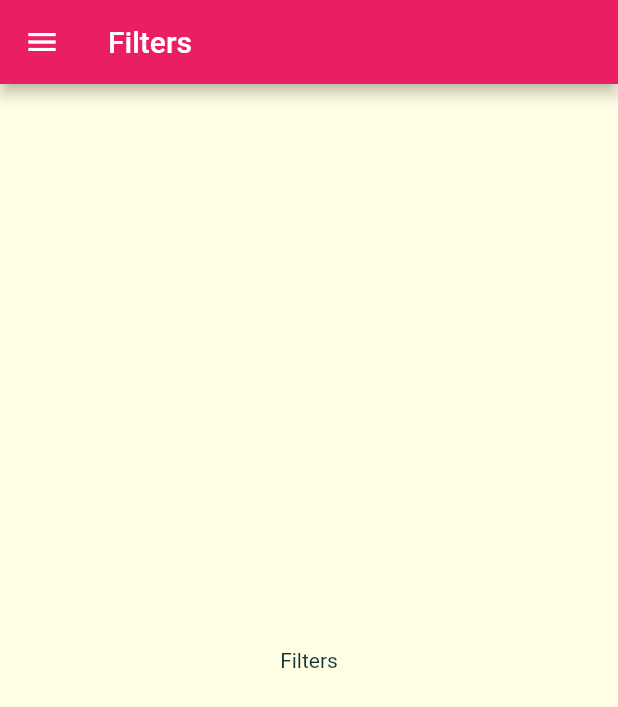
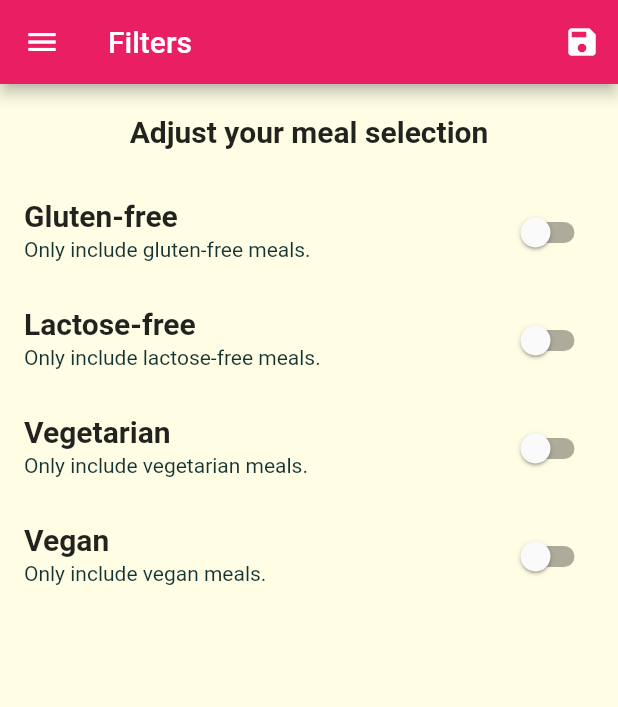
Before and after one commit to bartvanhoey/FlutterTutorials, a Flutter app: the FiltersScreen screen opened by its route, on a phone screen of 412 x 824 dp. Shown: the top 707 px of the screen. Run offline on Flutter 3.47's test engine with Material 2 defaults, Android fonts, the phone set to English and light mode, and no system bars; Roboto replaces fonts that are missing (Raleway, RobotoCondensed).

Commit message:
MealsApp End Part 181

```diff
--- a/FlutterUdemy/meals_app/lib/main.dart
+++ b/FlutterUdemy/meals_app/lib/main.dart
@@ -1,15 +1,52 @@
 import 'package:flutter/material.dart';
+import 'package:meals_app/dummy_data.dart';
 import 'package:meals_app/screens/filters_screen.dart';
 
 import './screens/tabs_screen.dart';
 import './screens/category_meals_screen.dart';
 import './screens/categories_screen.dart';
 import './screens/meal_detail_screen.dart';
+import './models/meal.dart';
 
 void main() => runApp(MyApp());
 
 // ignore: use_key_in_widget_constructors
-class MyApp extends StatelessWidget {
+class MyApp extends StatefulWidget {
+  @override
+  State<MyApp> createState() => _MyAppState();
+}
+
+class _MyAppState extends State<MyApp> {
+  Map<String, bool> _filters = {
+    'isGlutenFree': false,
+    'isLactoseFree': false,
+    'isVegan': false,
+    'isVegetarian': false
+  };
+
+  List<Meal> _filteredMeals = dummyMeals;
+
+  void setFilters(Map<String, bool> filters) {
+    setState(() {
+      _filters = filters;
+      _filteredMeals = dummyMeals.where((meal) {
+        if ((_filters['isGlutenFree'] ?? false) && !meal.isGlutenFree) {
+          return false;
+        }
+        if ((_filters['islactoseFree'] ?? false) && !meal.isLactoseFree) {
+          return false;
+        }
+        if ((_filters['isVegan'] ?? false) && !meal.isVegan) {
+          return false;
+        }
+        if ((_filters['isVegetarian'] ?? false) && !meal.isVegetarian) {
+          return false;
+        }
+        return true;
+      }).toList();
+    });
+  }
+
   @override
   Widget build(BuildContext context) {
     return MaterialApp(
@@ -20,26 +57,29 @@ class MyApp extends StatelessWidget {
             canvasColor: const Color.fromRGBO(255, 254, 229, 1),
             fontFamily: 'Raleway',
             textTheme: ThemeData.light().textTheme.copyWith(
-              bodyMedium: const TextStyle(color: Color.fromRGBO(20, 51, 51, 1)),
-              bodySmall: const TextStyle(color: Color.fromRGBO(20, 51, 51, 1)),
+                bodyMedium:
+                    const TextStyle(color: Color.fromRGBO(20, 51, 51, 1)),
+                bodySmall:
+                    const TextStyle(color: Color.fromRGBO(20, 51, 51, 1)),
                 titleMedium: const TextStyle(
                     fontSize: 20,
                     fontFamily: 'RobotoCondensed',
                     fontWeight: FontWeight.bold))),
-      // home: const CategoriesScreen(),
         routes: {
           '/': (context) => const TabsScreen(),
-        CategoryMealsScreen.routeName: (context) => const CategoryMealsScreen(),
+          CategoryMealsScreen.routeName: (context) =>
+              CategoryMealsScreen(_filteredMeals),
           MealDetailScreen.routeName: (context) => const MealDetailScreen(),
-        FiltersScreen.routeName: (context) => const FiltersScreen(),
+          FiltersScreen.routeName: (context) => FiltersScreen(setFilters, _filters),
         },
         onGenerateRoute: (settings) {
           print(settings.arguments);
-        return MaterialPageRoute(builder: (context) => const CategoriesScreen());
+          return MaterialPageRoute(
+              builder: (context) => const CategoriesScreen());
         },
         onUnknownRoute: (settings) {
-        return MaterialPageRoute(builder: (context) => const CategoriesScreen());
-      }
-    );
+          return MaterialPageRoute(
+              builder: (context) => const CategoriesScreen());
+        });
   }
 }
--- a/FlutterUdemy/meals_app/lib/screens/filters_screen.dart
+++ b/FlutterUdemy/meals_app/lib/screens/filters_screen.dart
@@ -1,20 +1,97 @@
 import 'package:flutter/material.dart';
-import 'package:flutter/src/widgets/framework.dart';
-import 'package:flutter/src/widgets/placeholder.dart';
 import 'package:meals_app/widgets/main_drawer.dart';
 
-class FiltersScreen extends StatelessWidget {
+class FiltersScreen extends StatefulWidget {
   static const routeName = '/filters';
-  const FiltersScreen({super.key});
+
+  final Function setFilters;
+  final Map<String, bool> filters;
+
+  const FiltersScreen(this.setFilters, this.filters, {super.key});
+
+  @override
+  State<FiltersScreen> createState() => _FiltersScreenState();
+}
+
+class _FiltersScreenState extends State<FiltersScreen> {
+  var _isGlutenFree = false;
+  var _isVegetarian = false;
+  var _isVegan = false;
+  var _isLactoseFree = false;
+
+  @override
+  void initState() {
+    _isGlutenFree = widget.filters['isGlutenFree'] ?? false;
+    _isVegetarian = widget.filters['isVegetarian'] ?? false;
+    _isVegan = widget.filters['isVegan'] ?? false;
+    _isLactoseFree = widget.filters['isLactoseFree'] ?? false;
+    super.initState();
+  }
+
+  Widget _buildSwitchListTile(
+      bool switchValue, String title, String subTitle, Function updateHandler) {
+    return SwitchListTile(
+        title: Text(title),
+        value: switchValue,
+        subtitle: Text(subTitle),
+        onChanged: (value) => updateHandler(value));
+  }
 
   @override
   Widget build(BuildContext context) {
-    return  Scaffold(
-      appBar: AppBar(title: const Text('Filters')),
-      drawer: const MainDrawer(),
-      body: const Center(
-        child: Text('Filters'),
-      ),
-    );
+    return Scaffold(
+        appBar: AppBar(
+          title: const Text('Filters'),
+          actions: [
+            IconButton(
+                onPressed: () {
+                  var filters = {
+                    'isGlutenFree': _isGlutenFree,
+                    'isLactoseFree': _isLactoseFree,
+                    'isVegan': _isVegan,
+                    'isVegetarian': _isVegetarian
+                  };
+                  widget.setFilters(filters);
+                },
+                icon: const Icon(Icons.save))
+          ],
+        ),
+        drawer: const MainDrawer(),
+        body: Column(children: [
+          Container(
+              padding: const EdgeInsets.all(20),
+              child: Text('Adjust your meal selection',
+                  style: Theme.of(context).textTheme.titleMedium)),
+          Expanded(
+              child: ListView(
+            children: [
+              _buildSwitchListTile(_isGlutenFree, 'Gluten-free',
+                  'Only include gluten-free meals.', (newValue) {
+                setState(() {
+                  _isGlutenFree = newValue;
+                });
+              }),
+              _buildSwitchListTile(_isLactoseFree, 'Lactose-free',
+                  'Only include lactose-free meals.', (newValue) {
+                setState(() {
+                  _isLactoseFree = newValue;
+                });
+              }),
+              _buildSwitchListTile(
+                  _isVegetarian, 'Vegetarian', 'Only include vegetarian meals.',
+                  (newValue) {
+                setState(() {
+                  _isVegetarian = newValue;
+                });
+              }),
+              _buildSwitchListTile(
+                  _isVegan, 'Vegan', 'Only include vegan meals.', (newValue) {
+                setState(() {
+                  _isVegan = newValue;
+                });
+              })
+            ],
+          ))
+        ]));
   }
 }
```
Also changed, not shown: FlutterUdemy/meals_app/lib/screens/category_meals_screen.dart (+5 -2 lines). Lines whose indentation alone changed are shown as unchanged.
